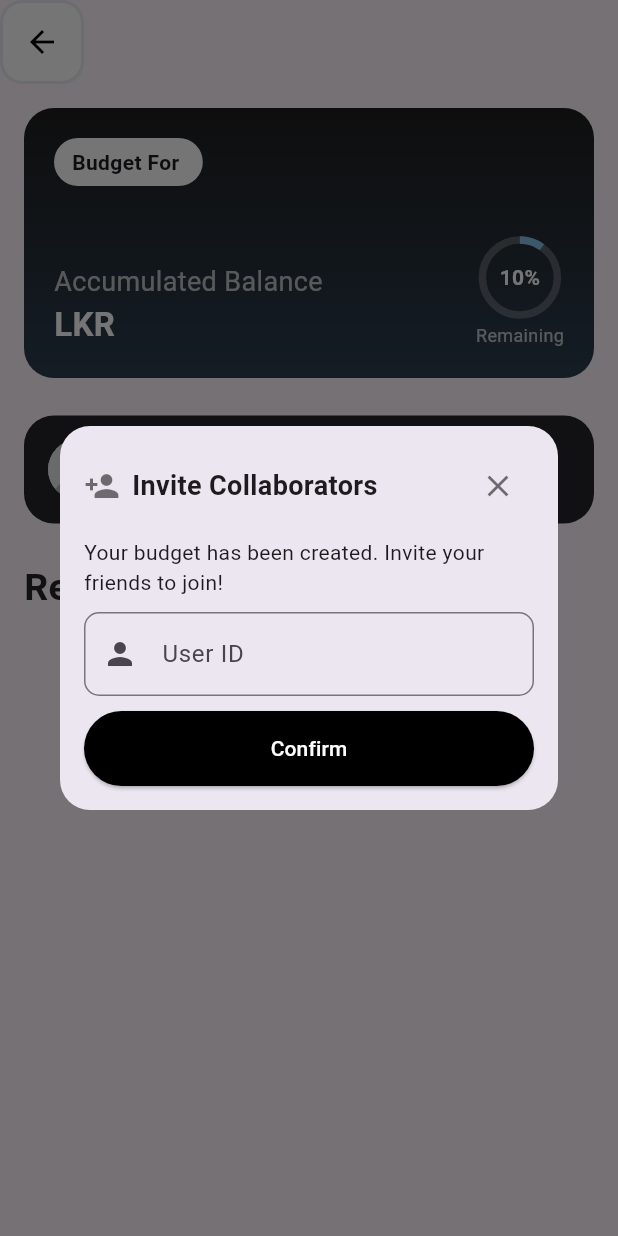
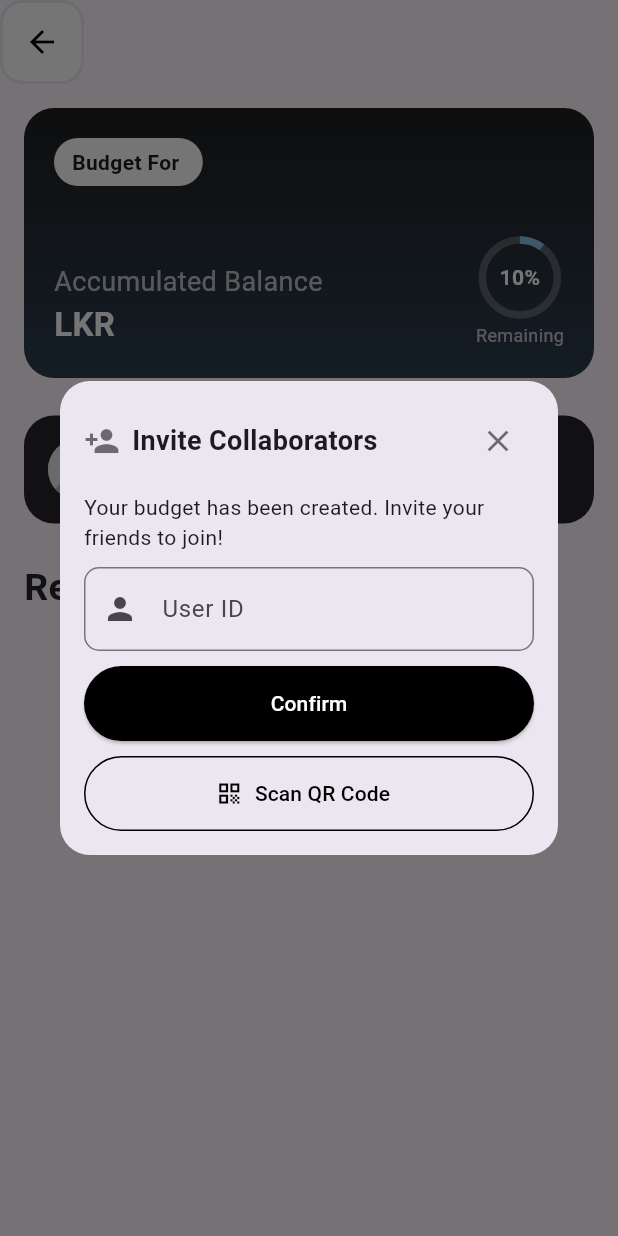
Before and after one commit to Fynaura/fynaura, a Flutter app: the BudgetDetails screen opened directly with empty values, after a tap on the "add" icon, on a phone screen of 412 x 824 dp. Run offline on Flutter 3.47's test engine with Material 3 defaults, Android fonts, the phone set to English and light mode, and no system bars; Roboto replaces fonts that are missing (Urbanist).

Commit message:
added scanning part

```diff
--- a/lib/pages/collab-budgeting/budgetDetails.dart
+++ b/lib/pages/collab-budgeting/budgetDetails.dart
@@ -335,6 +335,7 @@
 //   }
 // }
 import 'package:flutter/material.dart';
+import 'package:fynaura/pages/collab-budgeting/scanQr.dart';
 import 'package:fynaura/widgets/CustomButton.dart';
 import 'package:fynaura/widgets/backBtn.dart';
 
@@ -415,6 +416,21 @@ class _BudgetDetailsState extends State<BudgetDetails> {
                     Navigator.pop(context); // Close the popup
                   },
                   child: Text("Confirm"),
+                ),
+                SizedBox(height: 10),
+                OutlinedButton.icon(
+                  onPressed: () {
+                    Navigator.push(
+                      context,
+                      MaterialPageRoute(builder: (context) => const Scanqr()),
+                    );
+                  },
+                  icon: Icon(Icons.qr_code, color: Colors.black),
+                  label: Text("Scan QR Code", style: TextStyle(color: Colors.black)),
+                  style: OutlinedButton.styleFrom(
+                    minimumSize: Size(double.infinity, 50),
+                    side: BorderSide(color: Colors.black),
+                  ),
                 ),
               ],
             ),
```
Also changed, not shown: lib/pages/collab-budgeting/scanQr.dart (added, +46 -0 lines).
